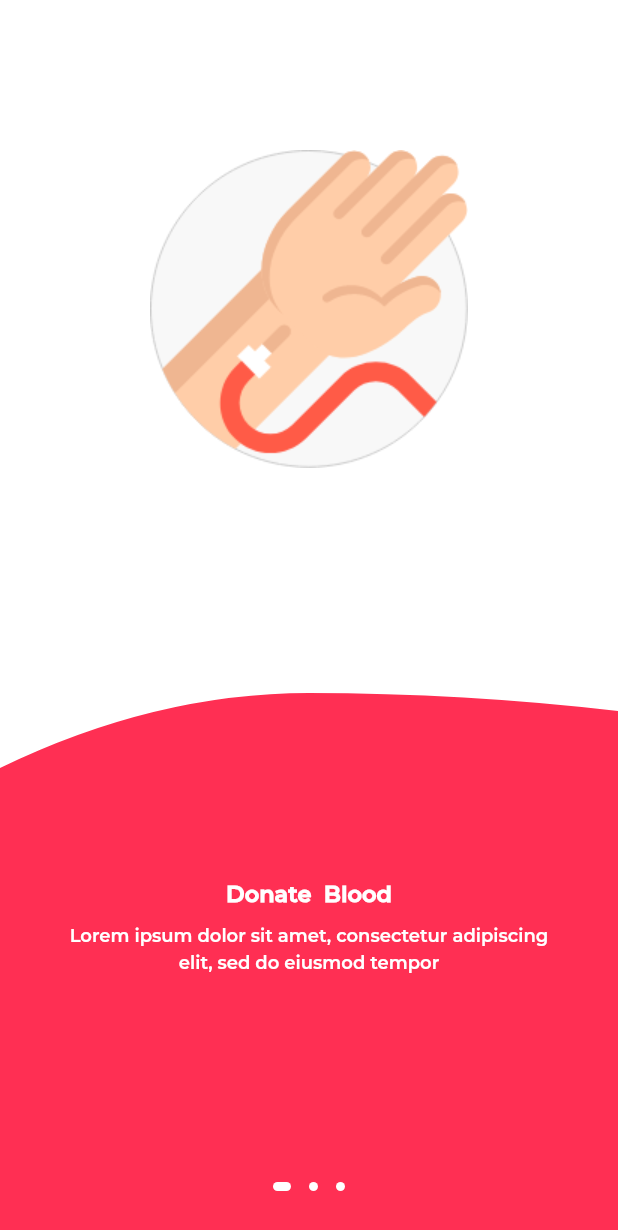
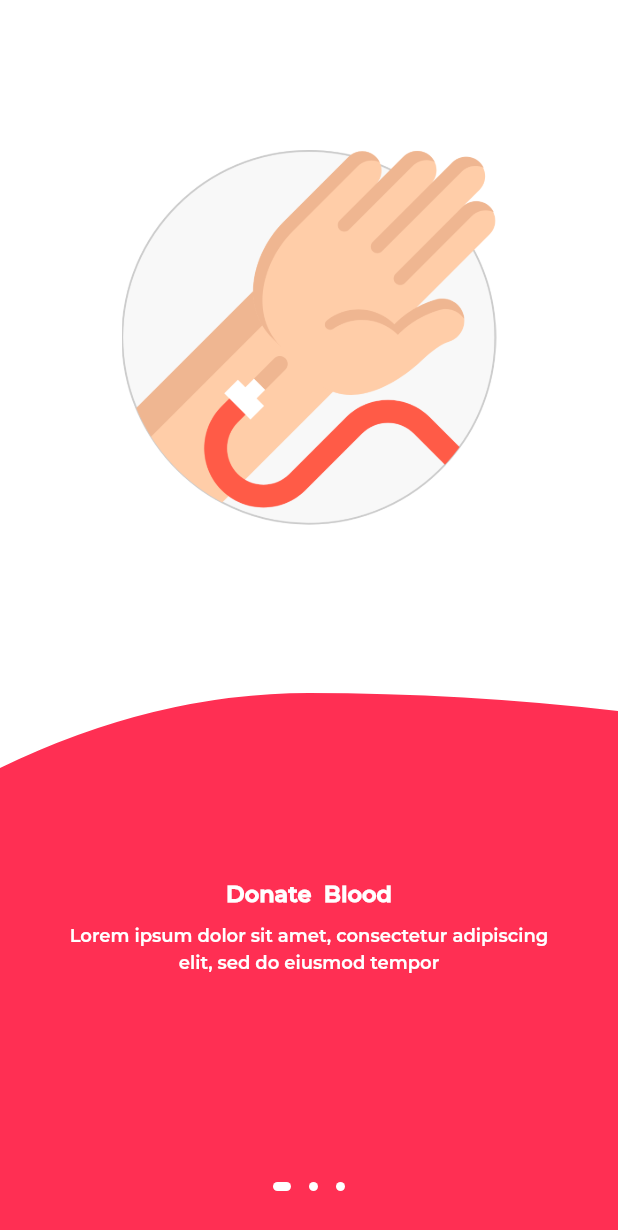
Before and after one commit to mohamedamara/blood_donation_app, a Flutter app: the screen it shows after launch, on a phone screen of 412 x 824 dp. Shown: the top 1230 px of the screen. Run offline on Flutter 3.47's test engine with Material 2 defaults, Android fonts, the phone set to English and light mode, and no system bars; our stand-ins replace cloud_firestore, firebase_auth, font_awesome_flutter, google_sign_in; accounts and stored records are empty; project files that could hold a hidden picture were left out.

```diff
--- a/lib/widgets/intro_screen_item.dart
+++ b/lib/widgets/intro_screen_item.dart
@@ -22,7 +22,15 @@ class IntroScreenItem extends StatelessWidget {
                   children: <Widget>[
                     Positioned(
                       top: 100,
-                      child: Image.asset(introScreenModel.imageURL),
+                      child: Container(
+                        height: 250,
+                        width: 350,
+                        decoration: BoxDecoration(
+                          image: DecorationImage(
+                              image: AssetImage(introScreenModel.imageURL),
+                              fit: BoxFit.fitHeight),
+                        ),
+                      ),
                     )
                   ],
                 ),
--- a/pubspec.yaml
+++ b/pubspec.yaml
@@ -46,11 +46,7 @@ flutter:
 
   # To add assets to your application, add an assets section, like this:
   assets:
-    - assets/images/intro_image_1.png
-    - assets/images/intro_image_2.png
-    - assets/images/intro_image_3.png
-    - assets/images/login_image.png
-    - assets/images/google_icon.png
+    - assets/images/
   #  - images/a_dot_ham.jpeg
 
   # An image asset can refer to one or more resolution-specific "variants", see
```
Also changed, not shown: assets/images/intro_image_1.png, assets/images/intro_image_2.png, assets/images/intro_image_3.png, assets/images/login_image.png, 1 other file.
